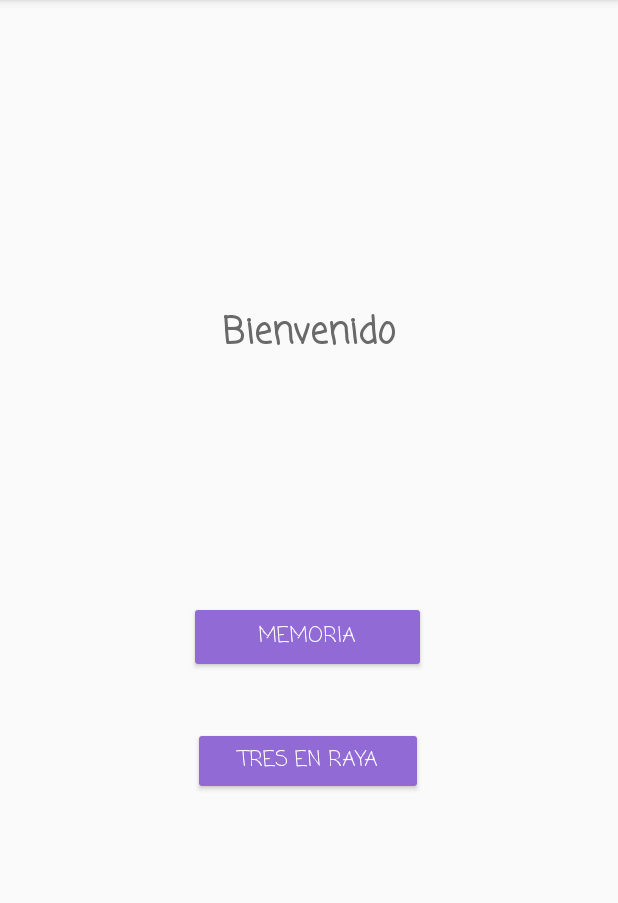
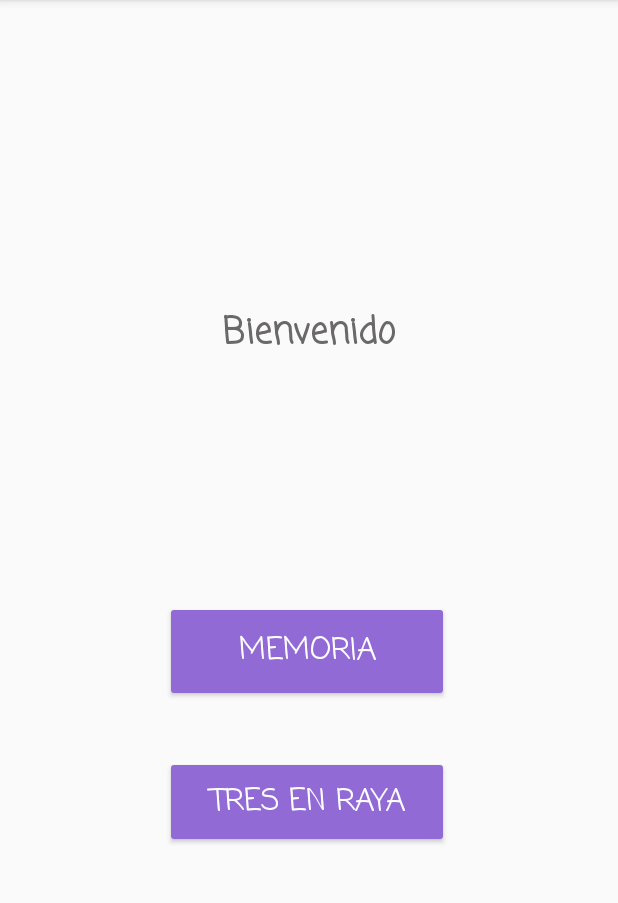
Before and after one commit to Joau0824/ServiciosIotLab, an Android app: the screen it shows after launch (MainActivity), on a phone screen of 412 x 824 dp, the part 84-987 px from its top. Run offline under Robolectric (Android 15) with nearby library versions, the light colour scheme and no system bars.

Commit message:
Mis cosas

```diff
--- a/app/src/main/AndroidManifest.xml
+++ b/app/src/main/AndroidManifest.xml
@@ -15,7 +15,8 @@
         tools:targetApi="31">
         <activity
             android:name=".MainActivity2"
-            android:exported="false" />
+            android:exported="false"
+            android:parentActivityName=".MainActivity"/>
         <activity
             android:name=".MainActivity"
             android:exported="true">
--- a/app/src/main/java/com/example/serviciosiotlab/MainActivity.java
+++ b/app/src/main/java/com/example/serviciosiotlab/MainActivity.java
@@ -1,7 +1,10 @@
 package com.example.serviciosiotlab;
 
+import android.content.Intent;
 import android.support.v7.app.AppCompatActivity;
 import android.os.Bundle;
+import android.view.View;
+import android.widget.Button;
 
 public class MainActivity extends AppCompatActivity {
 
@@ -9,5 +12,19 @@ public class MainActivity extends AppCompatActivity {
     protected void onCreate(Bundle savedInstanceState) {
         super.onCreate(savedInstanceState);
         setContentView(R.layout.activity_main_inicio);
+
+        Button button =findViewById(R.id.btn_memoria);
+        button.setOnClickListener(new View.OnClickListener() {
+            @Override
+            public void onClick(View view) {
+                Intent intent = new Intent(MainActivity.this,MainActivity2.class);
+                startActivity(intent);
+
+            }
+        });
     }
+
+
+
+
 }
--- a/app/src/main/res/layout/activity_main_inicio.xml
+++ b/app/src/main/res/layout/activity_main_inicio.xml
@@ -26,13 +26,14 @@
 
     <Button
         android:id="@+id/btn_memoria"
-        android:layout_width="158dp"
-        android:layout_height="48dp"
+        android:layout_width="189dp"
+        android:layout_height="67dp"
         android:layout_marginTop="160dp"
         android:backgroundTint="#916AD6"
         android:fontFamily="casual"
         android:text="Memoria"
         android:textColor="#FFFFFF"
+        android:textSize="20sp"
         app:layout_constraintEnd_toEndOf="@+id/bienvenido"
         app:layout_constraintHorizontal_bias="0.526"
         app:layout_constraintStart_toStartOf="@+id/bienvenido"
@@ -40,16 +41,19 @@
 
     <Button
         android:id="@+id/btn_tresenraya"
-        android:layout_width="153dp"
-        android:layout_height="45dp"
+        android:layout_width="189dp"
+        android:layout_height="61dp"
         android:layout_marginTop="36dp"
         android:backgroundTint="#916AD6"
         android:fontFamily="casual"
         android:text="Tres en raya"
         android:textColor="#FFFFFF"
+        android:textSize="20sp"
+        app:layout_constraintBottom_toBottomOf="parent"
         app:layout_constraintEnd_toEndOf="@+id/btn_memoria"
-        app:layout_constraintHorizontal_bias="0.517"
+        app:layout_constraintHorizontal_bias="0.6"
         app:layout_constraintStart_toStartOf="@+id/btn_memoria"
-        app:layout_constraintTop_toBottomOf="@+id/btn_memoria" />
+        app:layout_constraintTop_toBottomOf="@+id/btn_memoria"
+        app:layout_constraintVertical_bias="0.0" />
 
 </android.support.constraint.ConstraintLayout>
```
